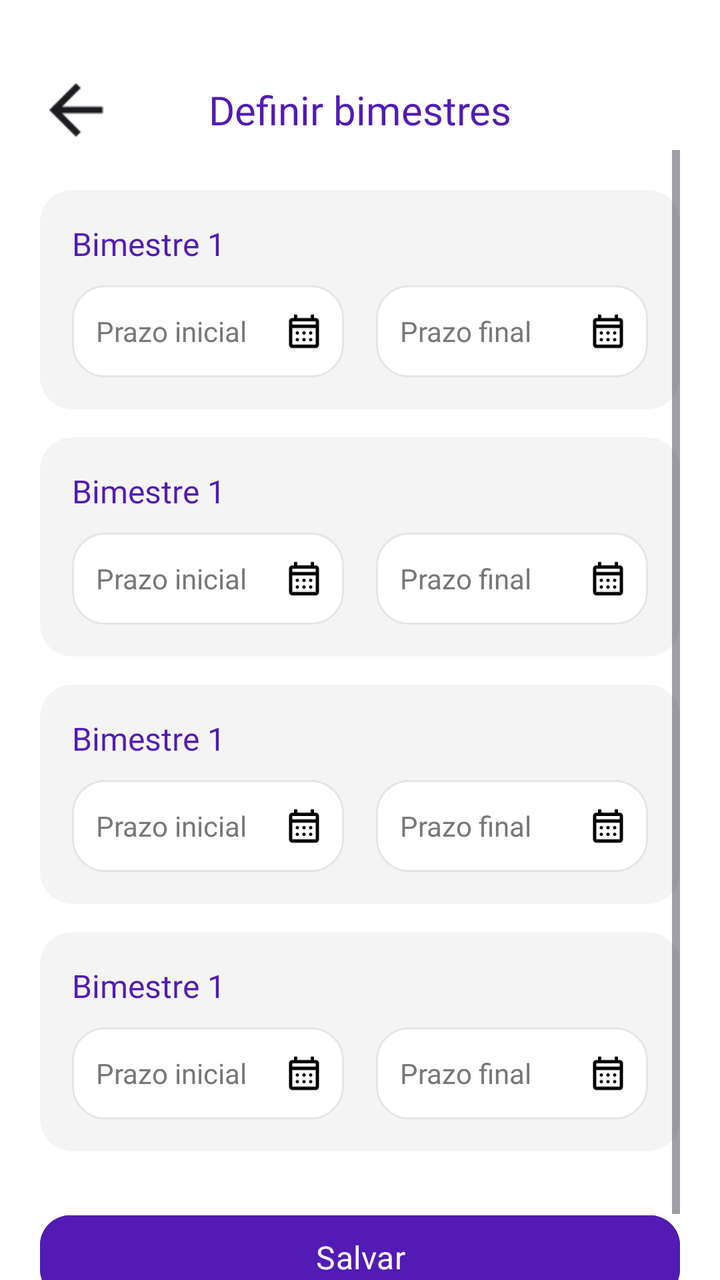
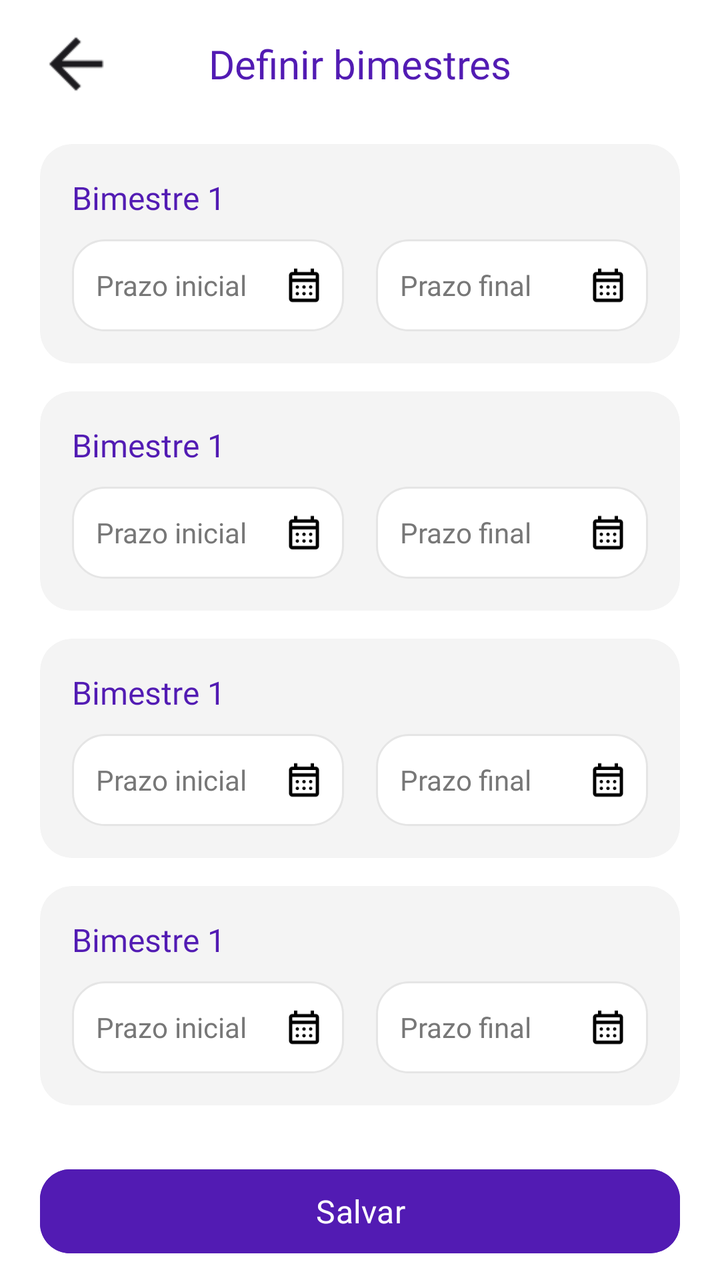

Screens rendered from an Android XML layout before and after an edit, with the pre-edit source and the edit as a unified diff.
<!-- AndroidManifest.xml: application theme Theme.MeuFuturoAgora -->
<!-- res/layout/activity_definir_bimestres.xml -->
<?xml version="1.0" encoding="utf-8"?>
<androidx.constraintlayout.widget.ConstraintLayout xmlns:android="http://schemas.android.com/apk/res/android"
    xmlns:app="http://schemas.android.com/apk/res-auto"
    android:id="@+id/main"
    android:layout_width="match_parent"
    android:layout_height="match_parent"
    android:background="@android:color/white">

    <ImageView
        android:id="@+id/btnVoltar"
        android:layout_width="40dp"
        android:layout_height="40dp"
        android:layout_marginStart="18dp"
        android:layout_marginTop="35dp"
        android:contentDescription="Voltar"
        android:scaleType="centerInside"
        android:src="@drawable/seta_voltar"
        app:layout_constraintStart_toStartOf="parent"
        app:layout_constraintTop_toTopOf="parent" />

    <TextView
        android:layout_width="0dp"
        android:layout_height="50dp"
        android:fontFamily="@font/poppins_bold"
        android:gravity="center"
        android:text="Definir bimestres"
        android:textColor="@color/roxo_primario"
        android:textSize="20sp"
        app:layout_constraintBottom_toBottomOf="@id/btnVoltar"
        app:layout_constraintEnd_toEndOf="parent"
        app:layout_constraintStart_toStartOf="parent"
        app:layout_constraintTop_toTopOf="@id/btnVoltar" />

    <ScrollView
        android:layout_width="match_parent"
        android:layout_height="0dp"
        android:clipToPadding="false"
        android:paddingStart="20dp"
        android:paddingEnd="20dp"
        android:paddingBottom="20dp"
        app:layout_constraintBottom_toBottomOf="parent"
        app:layout_constraintEnd_toEndOf="parent"
        app:layout_constraintStart_toStartOf="parent"
        app:layout_constraintTop_toBottomOf="@id/btnVoltar">

        <LinearLayout
            android:layout_width="match_parent"
            android:layout_height="wrap_content"
            android:orientation="vertical"
            android:paddingTop="20dp">

            <include layout="@layout/item_definir_bimestre"
                android:id="@+id/bimestre1" />

            <Space android:layout_width="match_parent" android:layout_height="14dp" />

            <include layout="@layout/item_definir_bimestre"
                android:id="@+id/bimestre2" />

            <Space android:layout_width="match_parent" android:layout_height="14dp" />

            <include layout="@layout/item_definir_bimestre"
                android:id="@+id/bimestre3" />

            <Space android:layout_width="match_parent" android:layout_height="14dp" />

            <include layout="@layout/item_definir_bimestre"
                android:id="@+id/bimestre4" />

            <com.google.android.material.button.MaterialButton
                android:id="@+id/btnSalvarBimestres"
                android:layout_width="match_parent"
                android:layout_height="50dp"
                android:layout_marginTop="28dp"
                android:backgroundTint="@color/roxo_primario"
                android:fontFamily="@font/poppins_bold"
                android:text="Salvar"
                android:textAllCaps="false"
                android:textColor="@android:color/white"
                android:textSize="16sp"
                app:cornerRadius="15dp" />

        </LinearLayout>

    </ScrollView>

</androidx.constraintlayout.widget.ConstraintLayout>
<!-- res/layout/item_definir_bimestre.xml (included above) -->
<?xml version="1.0" encoding="utf-8"?>
<androidx.cardview.widget.CardView xmlns:android="http://schemas.android.com/apk/res/android"
    xmlns:app="http://schemas.android.com/apk/res-auto"
    android:layout_width="match_parent"
    android:layout_height="wrap_content"
    app:cardBackgroundColor="@color/fundo_cinza_claro"
    app:cardCornerRadius="16dp"
    app:cardElevation="0dp">

    <LinearLayout
        android:layout_width="match_parent"
        android:layout_height="wrap_content"
        android:orientation="vertical"
        android:padding="16dp">

        <TextView
            android:id="@+id/tvTituloBimestre"
            android:layout_width="wrap_content"
            android:layout_height="wrap_content"
            android:fontFamily="@font/poppins_bold"
            android:text="Bimestre 1"
            android:textColor="@color/roxo_primario"
            android:textSize="16sp" />

        <LinearLayout
            android:layout_width="match_parent"
            android:layout_height="wrap_content"
            android:layout_marginTop="10dp"
            android:orientation="horizontal">

            <FrameLayout
                android:layout_width="0dp"
                android:layout_height="46dp"
                android:layout_marginEnd="8dp"
                android:layout_weight="1">

                <EditText
                    android:id="@+id/edtPrazoInicial"
                    android:layout_width="match_parent"
                    android:layout_height="match_parent"
                    android:background="@drawable/bg_card_branco"
                    android:focusable="false"
                    android:fontFamily="@font/poppins_regular"
                    android:hint="Prazo inicial"
                    android:paddingStart="12dp"
                    android:paddingEnd="34dp"
                    android:textColor="@color/texto_escuro"
                    android:textColorHint="@color/texto_cinza"
                    android:textSize="14sp" />

                <ImageView
                    android:layout_width="20dp"
                    android:layout_height="20dp"
                    android:layout_gravity="center_vertical|end"
                    android:layout_marginEnd="10dp"
                    android:contentDescription="@null"
                    android:src="@drawable/ic_calendario" />

            </FrameLayout>

            <FrameLayout
                android:layout_width="0dp"
                android:layout_height="46dp"
                android:layout_marginStart="8dp"
                android:layout_weight="1">

                <EditText
                    android:id="@+id/edtPrazoFinal"
                    android:layout_width="match_parent"
                    android:layout_height="match_parent"
                    android:background="@drawable/bg_card_branco"
                    android:focusable="false"
                    android:fontFamily="@font/poppins_regular"
                    android:hint="Prazo final"
                    android:paddingStart="12dp"
                    android:paddingEnd="34dp"
                    android:textColor="@color/texto_escuro"
                    android:textColorHint="@color/texto_cinza"
                    android:textSize="14sp" />

                <ImageView
                    android:layout_width="20dp"
                    android:layout_height="20dp"
                    android:layout_gravity="center_vertical|end"
                    android:layout_marginEnd="10dp"
                    android:contentDescription="@null"
                    android:src="@drawable/ic_calendario" />

            </FrameLayout>

        </LinearLayout>

    </LinearLayout>

</androidx.cardview.widget.CardView>
<!-- resources referenced by this layout -->
<resources>
  <color name="fundo_cinza_claro">#F4F4F4</color>
  <color name="roxo_primario">#521BB3</color>
  <color name="texto_cinza">#777777</color>
  <color name="texto_escuro">#171717</color>
  <!-- drawable bg_card_branco (drawable) -->
  <?xml version="1.0" encoding="utf-8"?>
  <shape xmlns:android="http://schemas.android.com/apk/res/android"
      android:shape="rectangle">
  
      <solid android:color="#FFFFFF" />
  
      <stroke
          android:width="1dp"
          android:color="#E5E5E5" />
  
      <corners android:radius="16dp" />
  
  </shape>
  <!-- drawable ic_calendario: png bitmap (drawable, 840 bytes) -->
  <!-- drawable seta_voltar: png bitmap (drawable, 265 bytes) -->
  <style name="Theme.MeuFuturoAgora" parent="Base.Theme.MeuFuturoAgora" />
  <style name="Base.Theme.MeuFuturoAgora" parent="Theme.Material3.DayNight.NoActionBar">
          <item name="android:navigationBarColor">@android:color/transparent</item>
      </style>
</resources>

<!-- the commit's change to res/layout/activity_definir_bimestres.xml (unified diff, before → after) -->
@@ -11,7 +11,7 @@
         android:layout_width="40dp"
         android:layout_height="40dp"
         android:layout_marginStart="18dp"
-        android:layout_marginTop="35dp"
+        android:layout_marginTop="12dp"
         android:contentDescription="Voltar"
         android:scaleType="centerInside"
         android:src="@drawable/seta_voltar"
